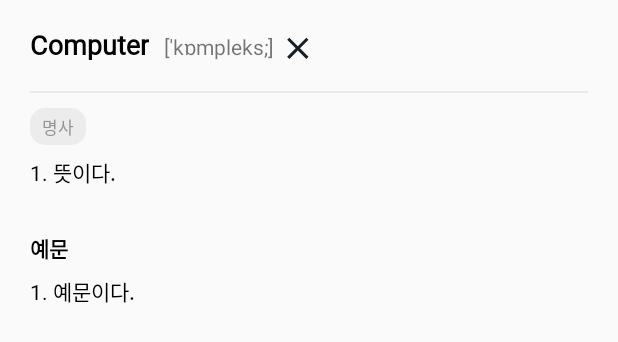
After one commit to knowNow-Team/client, an Android app: the layout dialog_detail_word.xml on its own in the app's theme, with its tools: preview values and no code run, on a phone screen of 412 x 824 dp. The commit adds this screen. Shown: the top 342 px of the screen. Run offline under Robolectric (Android 15) with nearby library versions, the phone set to English and light mode, and no system bars.

Commit message:
[Add] 단어 상세보기 dialog

```diff
--- a/app/src/main/AndroidManifest.xml
+++ b/app/src/main/AndroidManifest.xml
@@ -3,6 +3,7 @@
     package="com.example.konwnow">
 
     <application
+        android:name=".App"
         android:allowBackup="true"
         android:icon="@mipmap/ic_launcher"
         android:label="@string/app_name"
--- /dev/null
+++ b/app/src/main/res/drawable/btn_tag.xml
@@ -0,0 +1,18 @@
+<?xml version="1.0" encoding="utf-8"?>
+<shape xmlns:android="http://schemas.android.com/apk/res/android"
+    android:shape="rectangle">
+
+    <solid android:color = "@color/bw_g2"/>
+
+    <corners
+        android:bottomLeftRadius="10dp"
+        android:bottomRightRadius="10dp"
+        android:topLeftRadius="10dp"
+        android:topRightRadius="10dp" />
+
+    <padding
+        android:left="8dp"
+        android:bottom="4dp"
+        android:right="8dp"
+        android:top="4dp"/>
+</shape>
--- /dev/null
+++ b/app/src/main/res/drawable/ic_close.xml
@@ -0,0 +1,10 @@
+<vector xmlns:android="http://schemas.android.com/apk/res/android"
+    android:width="25dp"
+    android:height="25dp"
+    android:viewportWidth="25"
+    android:viewportHeight="25">
+  <path
+      android:pathData="M19.3899,6.4879L17.9799,5.0779L12.3899,10.6679L6.7999,5.0779L5.3899,6.4879L10.9799,12.0779L5.3899,17.6679L6.7999,19.0779L12.3899,13.4879L17.9799,19.0779L19.3899,17.6679L13.7999,12.0779L19.3899,6.4879Z"
+      android:fillColor="#191E24"
+      android:fillType="evenOdd"/>
+</vector>
--- /dev/null
+++ b/app/src/main/res/layout/dialog_detail_word.xml
@@ -0,0 +1,83 @@
+<?xml version="1.0" encoding="utf-8"?>
+<LinearLayout xmlns:android="http://schemas.android.com/apk/res/android"
+    xmlns:app="http://schemas.android.com/apk/res-auto"
+    android:layout_width="match_parent"
+    android:layout_height="wrap_content"
+    android:elevation="8dp"
+    android:orientation="vertical"
+    android:padding="20dp">
+
+    <LinearLayout
+        android:layout_width="match_parent"
+        android:layout_height="match_parent"
+        android:orientation="horizontal">
+
+        <TextView
+            android:id="@+id/tv_dlg_eng"
+            style="@style/FontBold2"
+            android:layout_width="wrap_content"
+            android:layout_height="wrap_content"
+            android:text="Computer" />
+
+        <TextView
+            android:id="@+id/textView3"
+            android:layout_width="wrap_content"
+            android:layout_height="wrap_content"
+            android:layout_marginStart="10dp"
+            android:layout_marginLeft="10dp"
+            android:text="[ˈkɒmpleks;] " />
+
+        <ImageButton
+            android:id="@+id/btn_cancle"
+            android:layout_width="wrap_content"
+            android:layout_height="wrap_content"
+            android:background="#00000000"
+            android:layout_gravity="right"
+            app:srcCompat="@drawable/ic_close" />
+
+    </LinearLayout>
+
+    <View
+        android:id="@+id/view"
+        android:layout_width="match_parent"
+        android:layout_height="1dp"
+        android:layout_marginTop="15dp"
+        android:background="@color/bw_g3"
+        android:paddingLeft="0dp"
+        android:paddingRight="0dp" />
+
+    <TextView
+        android:id="@+id/button"
+        style="@style/FontCaption"
+        android:layout_width="wrap_content"
+        android:layout_height="wrap_content"
+        android:layout_marginTop="10dp"
+        android:background="@drawable/btn_tag"
+        android:text="명사" />
+
+    <TextView
+        android:id="@+id/textView4"
+        style="@style/FontBody2"
+        android:layout_width="match_parent"
+        android:layout_height="wrap_content"
+        android:layout_marginTop="8dp"
+        android:text="1. 뜻이다. " />
+
+    <TextView
+        android:id="@+id/textView5"
+        style="@style/FontBody1"
+        android:layout_width="match_parent"
+        android:layout_height="wrap_content"
+        android:layout_marginTop="30dp"
+        android:text="예문" />
+
+    <TextView
+        style="@style/FontBody2"
+        android:layout_width="wrap_content"
+        android:layout_height="wrap_content"
+        android:layout_marginTop="8dp"
+        android:text="1. 예문이다."
+        android:layout_marginBottom="40dp"/>
+
+
+</LinearLayout>
```
Also changed, not shown: app/src/main/java/com/example/konwnow/App.kt (added, +23 -0 lines), app/src/main/java/com/example/konwnow/ui/adapter/WordsAdapter.kt (+10 -0 lines), app/src/main/java/com/example/konwnow/ui/view/home/MyDialog.kt (added, +79 -0 lines).
